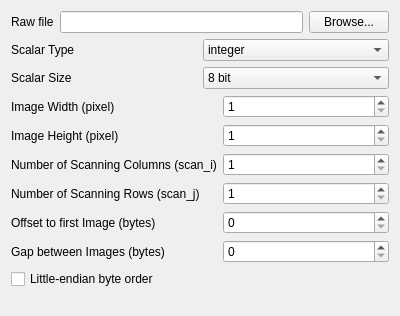
Old version of the form ui/uiWidgetImportRaw.ui in the repository ManifoldsHu/FourDExplorer.
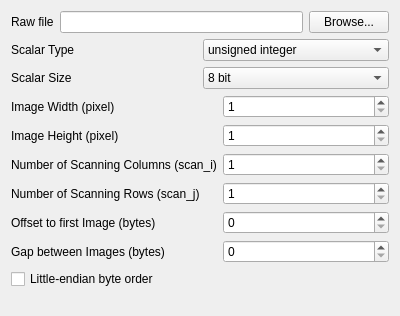
New version of the form.

Commit message: fix a bug in WidgetImportRaw: change the item 'usigned integer' in the comboBox into 'unsigned integer'

What changed in the file:
```diff
--- a/ui/uiWidgetImportRaw.ui
+++ b/ui/uiWidgetImportRaw.ui
@@ -61,7 +61,7 @@
         <widget class="QComboBox" name="comboBox_scalar_type">
          <item>
           <property name="text">
-           <string>integer</string>
+           <string>unsigned integer</string>
           </property>
          </item>
          <item>
```
Left out of the diff: 2 changed lines with no effect on the pictures. The commit also changes 2 other files.
